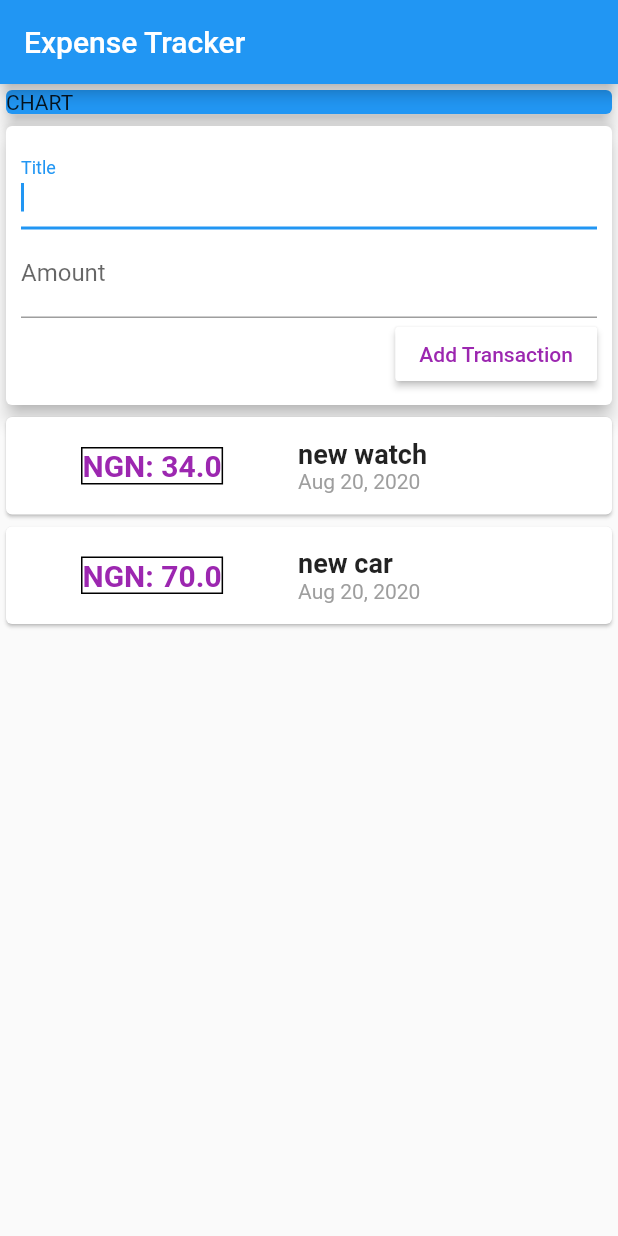
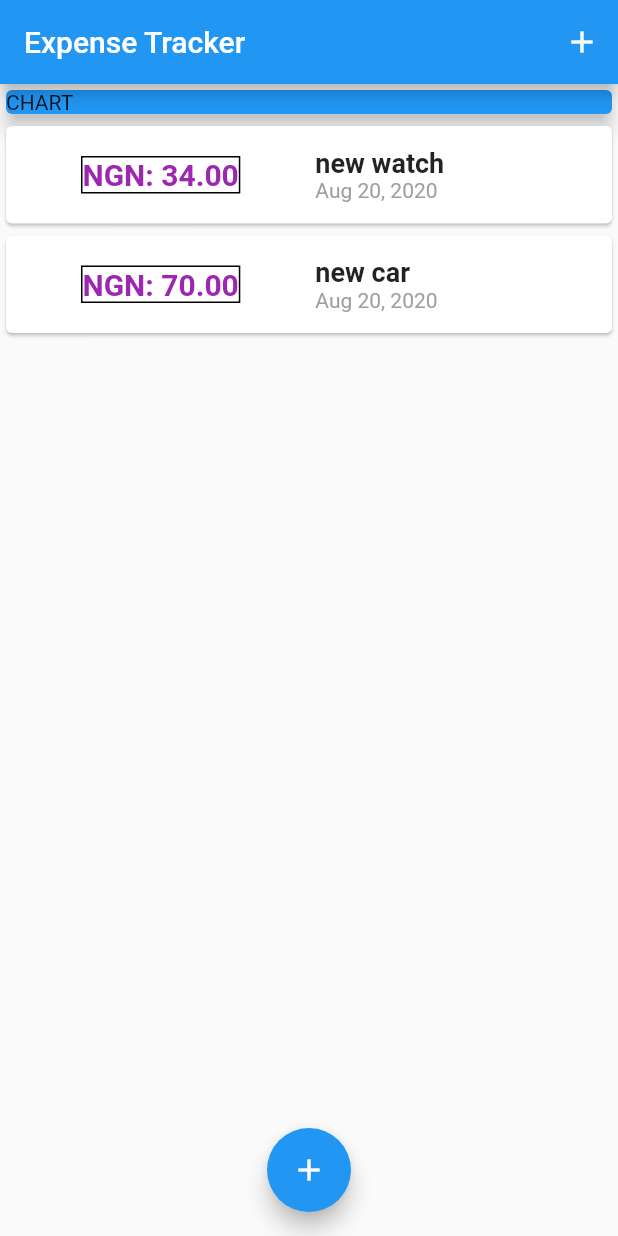
Before and after one commit to gaiyadev/expense_tracker, a Flutter app: the screen it shows after launch, on a phone screen of 412 x 824 dp. Run offline on Flutter 3.47's test engine with Material 2 defaults, Android fonts, the phone set to English and light mode, and no system bars.

```diff
--- a/lib/screens/home.dart
+++ b/lib/screens/home.dart
@@ -1,4 +1,6 @@
-import 'package:expense_tracker/widgets/user_transaction.dart';
+import 'package:expense_tracker/models/transaction.dart';
+import 'package:expense_tracker/widgets/new_transaction.dart';
+import 'package:expense_tracker/widgets/transaction_list.dart';
 import 'package:flutter/material.dart';
 
 class MyHomePage extends StatefulWidget {
@@ -11,15 +13,58 @@ class _MyHomePageState extends State<MyHomePage> {
   // String amount;
   final titleController = TextEditingController();
   final amountController = TextEditingController();
-  // final List<Transaction> transactions = [];
+  final List<Transaction> _userTransactions = [
+    Transaction(
+      id: '1',
+      title: 'new watch',
+      amount: 34,
+      date: DateTime.now(),
+    ),
+    Transaction(
+      id: '2',
+      title: 'new car',
+      amount: 70,
+      date: DateTime.now(),
+    ),
+  ];
+  void _addNewTransaction(String title, double amount) {
+    final newTx = Transaction(
+      title: title,
+      amount: amount,
+      id: DateTime.now().toString(),
+      date: DateTime.now(),
+    );
+    setState(() {
+      _userTransactions.add(newTx);
+    });
+  }
+
+  void _startAddNewTransaction(BuildContext ctx) {
+    showModalBottomSheet(
+        context: ctx,
+        builder: (_) {
+          return GestureDetector(
+            onTap: () {},
+            child: NewTransaction(_addNewTransaction),
+            behavior: HitTestBehavior.opaque,
+          );
+        });
+  }
 
   @override
   Widget build(BuildContext context) {
     return Scaffold(
       appBar: AppBar(
         title: Text('Expense Tracker'),
+        actions: [
+          IconButton(
+            icon: Icon(Icons.add),
+            onPressed: () => _startAddNewTransaction(context),
           ),
-      body: Column(
+        ],
+      ),
+      body: SingleChildScrollView(
+        child: Column(
           crossAxisAlignment: CrossAxisAlignment.stretch,
           children: [
             Container(
@@ -32,8 +77,16 @@ class _MyHomePageState extends State<MyHomePage> {
                 ),
               ),
             ),
-          UserTransaction(),
+            TransactionList(
+              transactions: _userTransactions,
+            ),
           ],
+        ),
+      ),
+      floatingActionButtonLocation: FloatingActionButtonLocation.centerFloat,
+      floatingActionButton: FloatingActionButton(
+        child: Icon(Icons.add),
+        onPressed: () => _startAddNewTransaction(context),
       ),
     );
   }
--- a/lib/widgets/transaction_list.dart
+++ b/lib/widgets/transaction_list.dart
@@ -9,8 +9,10 @@ class TransactionList extends StatelessWidget {
   });
   @override
   Widget build(BuildContext context) {
-    return Column(
-      children: transactions.map((tx) {
+    return Container(
+      height: 300.0,
+      child: ListView.builder(
+        itemBuilder: (context, index) {
           return Card(
             child: Row(
               children: [
@@ -27,7 +29,7 @@ class TransactionList extends StatelessWidget {
                       ),
                     ),
                     child: Text(
-                    'NGN: ${tx.amount}',
+                      'NGN: ${transactions[index].amount.toStringAsFixed(2)}',
                       style: TextStyle(
                           fontWeight: FontWeight.bold,
                           fontSize: 20.0,
@@ -39,14 +41,14 @@ class TransactionList extends StatelessWidget {
                   crossAxisAlignment: CrossAxisAlignment.start,
                   children: [
                     Text(
-                    tx.title,
+                      transactions[index].title,
                       style: TextStyle(
                         fontSize: 18.0,
                         fontWeight: FontWeight.bold,
                       ),
                     ),
                     Text(
-                    DateFormat.yMMMd().format(tx.date),
+                      DateFormat.yMMMd().format(transactions[index].date),
                       style: TextStyle(
                         color: Colors.grey,
                       ),
@@ -56,7 +58,9 @@ class TransactionList extends StatelessWidget {
               ],
             ),
           );
-      }).toList(),
+        },
+        itemCount: transactions.length,
+      ),
     );
   }
 }
--- a/lib/widgets/user_transaction.dart
+++ b/lib/widgets/user_transaction.dart
@@ -1,51 +1,25 @@
-import 'package:expense_tracker/models/transaction.dart';
-import 'package:expense_tracker/widgets/transaction_list.dart';
-import 'package:flutter/material.dart';
+// import 'package:expense_tracker/models/transaction.dart';
+// import 'package:expense_tracker/widgets/transaction_list.dart';
+// import 'package:flutter/material.dart';
 
-import 'new_transaction.dart';
+// import 'new_transaction.dart';
 
-class UserTransaction extends StatefulWidget {
-  @override
-  _UserTransactionState createState() => _UserTransactionState();
-}
+// class UserTransaction extends StatefulWidget {
+//   @override
+//   _UserTransactionState createState() => _UserTransactionState();
+// }
 
-class _UserTransactionState extends State<UserTransaction> {
-  final List<Transaction> _userTransactions = [
-    Transaction(
-      id: '1',
-      title: 'new watch',
-      amount: 34,
-      date: DateTime.now(),
-    ),
-    Transaction(
-      id: '2',
-      title: 'new car',
-      amount: 70,
-      date: DateTime.now(),
-    ),
-  ];
+// class _UserTransactionState extends State<UserTransaction> {
 
-  void _addNewTransaction(String title, double amount) {
-    final newTx = Transaction(
-      title: title,
-      amount: amount,
-      id: DateTime.now().toString(),
-      date: DateTime.now(),
-    );
-    setState(() {
-      _userTransactions.add(newTx);
-    });
-  }
-
-  @override
-  Widget build(BuildContext context) {
-    return Column(
-      children: [
-        NewTransaction(_addNewTransaction),
-        TransactionList(
-          transactions: _userTransactions,
-        ),
-      ],
-    );
-  }
-}
+//   @override
+//   Widget build(BuildContext context) {
+//     return Column(
+//       children: [
+//         NewTransaction(_addNewTransaction),
+//         // TransactionList(
+//         //   transactions: _userTransactions,
+//         // ),
+//       ],
+//     );
+//   }
+// }
```
Also changed, not shown: lib/widgets/new_transaction.dart (+17 -7 lines). Lines whose indentation alone changed are shown as unchanged.
